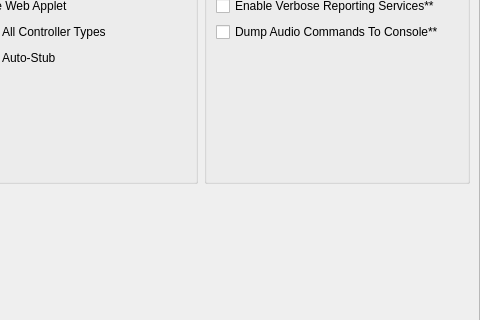
First picture: the form in src/yuzu/configuration/configure_debug.ui, repository rorrim-rorrim/eden-alt, before the edit; both pictures show x 351 to 831 and y 313 to 633 of the 831 by 760 pixel window.
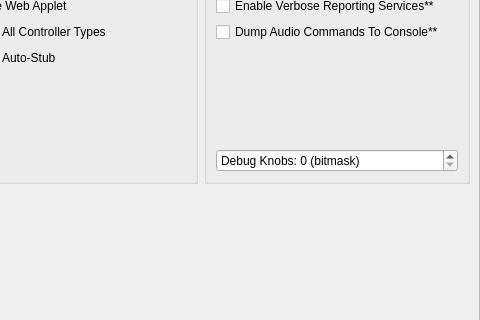
Second picture: the form after the edit.

Commit message: 16 bit debug knot set for quick development toggles (kotlin and qt)

What changed in the file:
```diff
--- a/src/yuzu/configuration/configure_debug.ui
+++ b/src/yuzu/configuration/configure_debug.ui
@@ -467,6 +467,31 @@
          <string>Debugging</string>
         </property>
         <layout class="QGridLayout" name="gridLayout_3">
+          <item row="8" column="0">
+            <widget class="QSpinBox" name="debug_knobs_spinbox">
+                <property name="minimum">
+                <number>0</number>
+                </property>
+                <property name="maximum">
+                <number>65535</number>
+                </property>
+                <property name="toolTip">
+                <string>Bitmask for quick development toggles</string>
+                </property>
+                <property name="statusTip">
+                <string>Set debug knobs (bitmask)</string>
+                </property>
+                <property name="whatsThis">
+                <string>16-bit debug knob set for quick development toggles</string>
+                </property>
+                <property name="suffix">
+                <string> (bitmask)</string>
+                </property>
+                <property name="prefix">
+                <string>Debug Knobs: </string>
+                </property>
+            </widget>
+          </item>
          <item row="7" column="0">
           <spacer name="verticalSpacer_3">
            <property name="orientation">
```
The commit also changes 9 other files.
